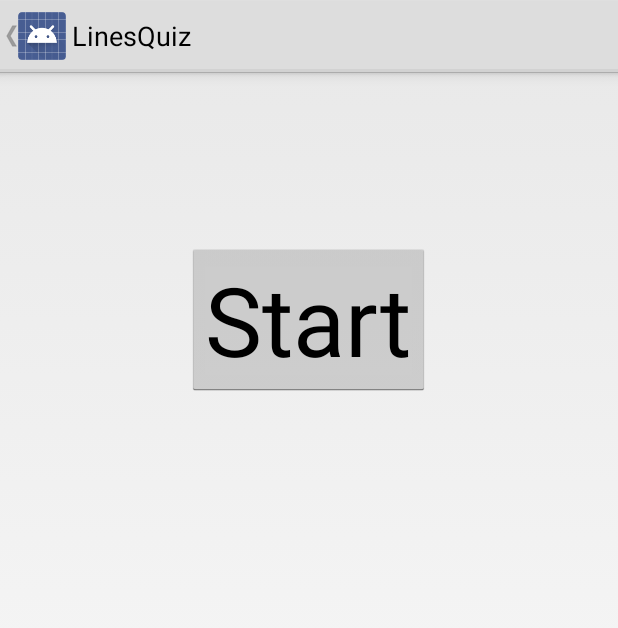
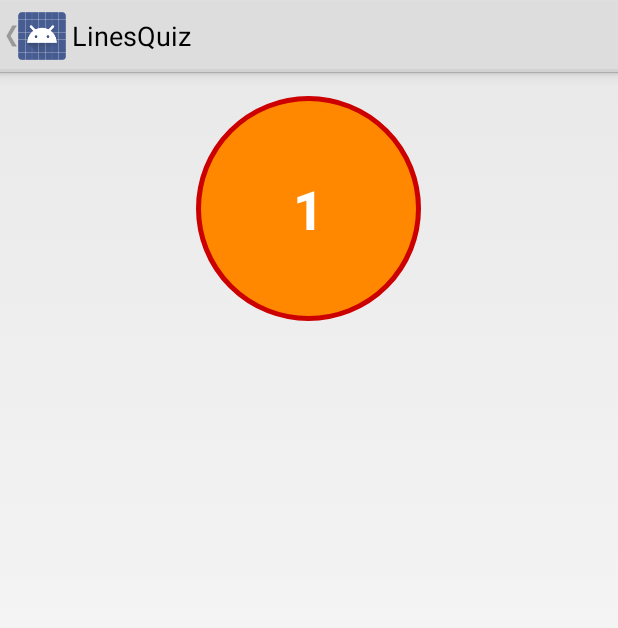
Before and after one commit to hspeight/TubeQuiz03, an Android app: the LinesQuiz screen opened directly, with no data from a screen before it, after a tap on "LinesQuiz", on a phone screen of 412 x 824 dp. Shown: the top 628 px of the screen. Run offline under Robolectric (Android 15) with nearby library versions, the phone set to English and light mode, and no system bars; 1 other tap on this screen came first.

Commit message:
Start button countdown

```diff
--- a/app/src/main/java/com/tubequiz/tubequiz03/LinesQuiz.java
+++ b/app/src/main/java/com/tubequiz/tubequiz03/LinesQuiz.java
@@ -2,9 +2,13 @@ package com.tubequiz.tubequiz03;
 
 //import android.support.v7.app.AppCompatActivity;
 import android.app.Activity;
+import android.content.Intent;
 import android.os.Bundle;
+import android.os.CountDownTimer;
 import android.view.Menu;
 import android.view.MenuItem;
+import android.view.View;
+import android.widget.Button;
 
 public class LinesQuiz extends Activity {
 
@@ -12,6 +16,23 @@ public class LinesQuiz extends Activity {
     protected void onCreate(Bundle savedInstanceState) {
         super.onCreate(savedInstanceState);
         setContentView(R.layout.activity_lines_quiz);
+    }
+
+    public void startCountdown (View v){
+
+        final Button startButton = (Button) findViewById(R.id.startbutton);
+
+        new CountDownTimer(3100, 1000) { // see http://stackoverflow.com/questions/10032003/how-to-make-a-countdown-timer-in-android
+
+            public void onTick(long millisUntilFinished) {
+                startButton.setText((millisUntilFinished / 1000) + "");
+            }
+
+            public void onFinish() {
+                startButton.setText("Go!");
+            }
+        }.start();
+
     }
 /*
     @Override
--- /dev/null
+++ b/app/src/main/res/drawable/startbutton.xml
@@ -0,0 +1,13 @@
+<?xml version="1.0" encoding="utf-8"?>
+<shape xmlns:android="http://schemas.android.com/apk/res/android"
+
+    android:shape="oval" >
+
+    <stroke
+        android:width="3dp"
+        android:color="#FFCC0000" />
+
+    <solid
+        android:color="#FFFF8800" />
+
+</shape>
--- a/app/src/main/res/layout/activity_lines_quiz.xml
+++ b/app/src/main/res/layout/activity_lines_quiz.xml
@@ -6,13 +6,20 @@
     android:paddingBottom="@dimen/activity_vertical_margin"
     tools:context="com.example.hector.tubequiz02.LinesQuiz">
 
+
     <Button
-        android:layout_width="wrap_content"
-        android:layout_height="wrap_content"
-        android:text="Start"
-        android:id="@+id/button"
+        android:layout_width="150dp"
+        android:layout_height="150dp"
+        android:text="@string/start_quiz"
+        android:background="@drawable/startbutton"
+        android:id="@+id/startbutton"
+        android:layout_gravity="center_horizontal"
+        android:padding="10dp"
         android:layout_alignParentTop="true"
         android:layout_centerHorizontal="true"
-        android:layout_marginTop="98dp"
-        android:textSize="@android:dimen/notification_large_icon_height" />
+        android:textSize="36sp"
+        android:textColor="@android:color/white"
+        android:typeface="normal"
+        android:textStyle="bold"
+        android:onClick="startCountdown" />
 </RelativeLayout>
--- a/app/src/main/res/values/attrs.xml
+++ b/app/src/main/res/values/attrs.xml
@@ -1,7 +1,9 @@
 <?xml version="1.0" encoding="utf-8"?>
 <resources>
+
     <declare-styleable name="ListPreferenceMultiSelect">
         <attr format="string" name="checkAll" />
         <attr format="string" name="separator" />
     </declare-styleable>
+
 </resources>
--- a/app/src/main/res/values/strings.xml
+++ b/app/src/main/res/values/strings.xml
@@ -10,5 +10,6 @@
     <string name="title_activity_quiz_selecta">QuizSelecta</string>
     <string name="line_quiz">Lines Quiz</string>
     <string name="zone_quiz">Zones Quiz</string>
+    <string name="start_quiz">Start</string>
     <string name="title_activity_lines_quiz">LinesQuiz</string>
 </resources>
--- /dev/null
+++ b/settings.gradle
@@ -0,0 +1 @@
+include ':app'
```
Also changed, not shown: app/src/main/java/com/tubequiz/tubequiz03/QuizOptions.java (deleted, +0 -42 lines), app/src/main/res/layout/activity_quiz_options.xml (deleted, +0 -22 lines), app/src/main/res/menu/menu_quiz_options.xml (deleted, +0 -7 lines), build.gradle (added, +19 -0 lines), gradle.properties (added, +18 -0 lines), gradle/wrapper/gradle-wrapper.properties (added), 5 other files.
